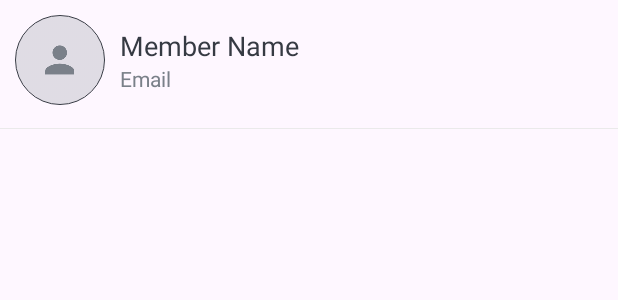
After one commit to Megalilde/Corso-Android, an Android app: the layout item_member.xml on its own in the app's theme, with its tools: preview values and no code run, on a phone screen of 412 x 824 dp. The commit adds this screen. Shown: the top 300 px of the screen. Run offline under Robolectric (Android 15) with nearby library versions, the phone set to English and light mode, and no system bars.

Commit message:
aggiunto pagina members, toolbars alla pagina members, e creata xml dell'item member

```diff
--- a/Projemanag/app/src/main/AndroidManifest.xml
+++ b/Projemanag/app/src/main/AndroidManifest.xml
@@ -17,9 +17,13 @@
         android:theme="@style/Theme.Projemanag"
         tools:targetApi="31">
         <activity
+            android:name=".activities.MembersActivity"
+            android:exported="false"
+            android:screenOrientation="portrait"/>
+        <activity
             android:name=".activities.TaskListActivity"
             android:exported="false"
-            android:screenOrientation="portrait"/>
+            android:screenOrientation="portrait" />
         <activity
             android:name=".activities.CreateBoardActivity"
             android:exported="false"
--- a/Projemanag/app/src/main/java/com/example/projemanag/utils/Constants.kt
+++ b/Projemanag/app/src/main/java/com/example/projemanag/utils/Constants.kt
@@ -24,6 +24,8 @@ object Constants {
 
     const val TASK_LIST: String = "taskList"
 
+    const val BOARD_DETAIL: String = "board_detail"
+
     // Metodo relativo ai permessi dello storage.
     fun showImageChooser(activity: Activity){
         val galleryIntent = Intent(Intent.ACTION_PICK, MediaStore.Images.Media.EXTERNAL_CONTENT_URI)
--- /dev/null
+++ b/Projemanag/app/src/main/res/layout/item_member.xml
@@ -0,0 +1,55 @@
+<?xml version="1.0" encoding="utf-8"?>
+<LinearLayout xmlns:android="http://schemas.android.com/apk/res/android"
+    xmlns:app="http://schemas.android.com/apk/res-auto"
+    xmlns:tools="http://schemas.android.com/tools"
+    android:layout_width="match_parent"
+    android:layout_height="wrap_content"
+    android:layout_marginBottom="@dimen/item_member_marginBottom"
+    android:orientation="vertical">
+
+    <LinearLayout
+        android:layout_width="match_parent"
+        android:layout_height="wrap_content"
+        android:gravity="center_vertical"
+        android:orientation="horizontal"
+        android:padding="@dimen/item_member_content_padding">
+
+        <de.hdodenhof.circleimageview.CircleImageView
+            android:id="@+id/iv_member_image"
+            android:layout_width="@dimen/item_member_member_image_size"
+            android:layout_height="@dimen/item_member_member_image_size"
+            android:contentDescription="@string/image_contentDescription"
+            android:src="@drawable/ic_user_place_holder"
+            app:civ_border_color="@color/primary_text_color"
+            app:civ_border_width="@dimen/item_member_image_circular_width_size" />
+
+        <LinearLayout
+            android:layout_width="match_parent"
+            android:layout_height="wrap_content"
+            android:layout_marginStart="@dimen/item_member_detail_layout_marginStart"
+            android:orientation="vertical">
+
+            <TextView
+                android:id="@+id/tv_member_name"
+                android:layout_width="match_parent"
+                android:layout_height="wrap_content"
+                android:textColor="@color/primary_text_color"
+                android:textSize="@dimen/item_member_name_text_size"
+                tools:text="Member Name" />
+
+            <TextView
+                android:id="@+id/tv_member_email"
+                android:layout_width="match_parent"
+                android:layout_height="wrap_content"
+                android:textColor="@color/secondary_text_color"
+                android:textSize="@dimen/item_member_email_text_size"
+                tools:text="Email" />
+        </LinearLayout>
+    </LinearLayout>
+
+    <View
+        android:layout_width="match_parent"
+        android:layout_height="@dimen/item_member_divider_height"
+        android:layout_marginTop="@dimen/item_member_divider_marginTop"
+        android:background="@color/divider_color" />
+</LinearLayout>
--- a/Projemanag/app/src/main/res/values/dimens.xml
+++ b/Projemanag/app/src/main/res/values/dimens.xml
@@ -99,4 +99,17 @@
     <dimen name="item_card_name_text_size">16sp</dimen>
     <dimen name="item_card_members_text_padding">10dp</dimen>
     <dimen name="item_card_members_text_size">14sp</dimen>
+
+    <dimen name="members_content_padding">16dp</dimen>
+    <dimen name="members_cv_marginTop">5dp</dimen>
+
+    <dimen name="item_member_marginBottom">10dp</dimen>
+    <dimen name="item_member_content_padding">10dp</dimen>
+    <dimen name="item_member_member_image_size">60dp</dimen>
+    <dimen name="item_member_image_circular_width_size">0.5dp</dimen>
+    <dimen name="item_member_detail_layout_marginStart">10dp</dimen>
+    <dimen name="item_member_name_text_size">18sp</dimen>
+    <dimen name="item_member_email_text_size">14sp</dimen>
+    <dimen name="item_member_divider_height">0.3dp</dimen>
+    <dimen name="item_member_divider_marginTop">5dp</dimen>
 </resources>
--- a/Projemanag/app/src/main/res/values/strings.xml
+++ b/Projemanag/app/src/main/res/values/strings.xml
@@ -36,4 +36,6 @@
     <string name="hint_card_name">Card Name</string>
     <string name="add_list">Add List</string>
 
+    <string name="members">Members</string>
+
 </resources>
```
Also changed, not shown: Projemanag/app/src/main/java/com/example/projemanag/activities/MembersActivity.kt (added, +40 -0 lines), Projemanag/app/src/main/java/com/example/projemanag/activities/TaskListActivity.kt (+20 -0 lines), Projemanag/app/src/main/res/layout/activity_members.xml (added, +45 -0 lines), Projemanag/app/src/main/res/menu/menu_members.xml (added, +9 -0 lines).
